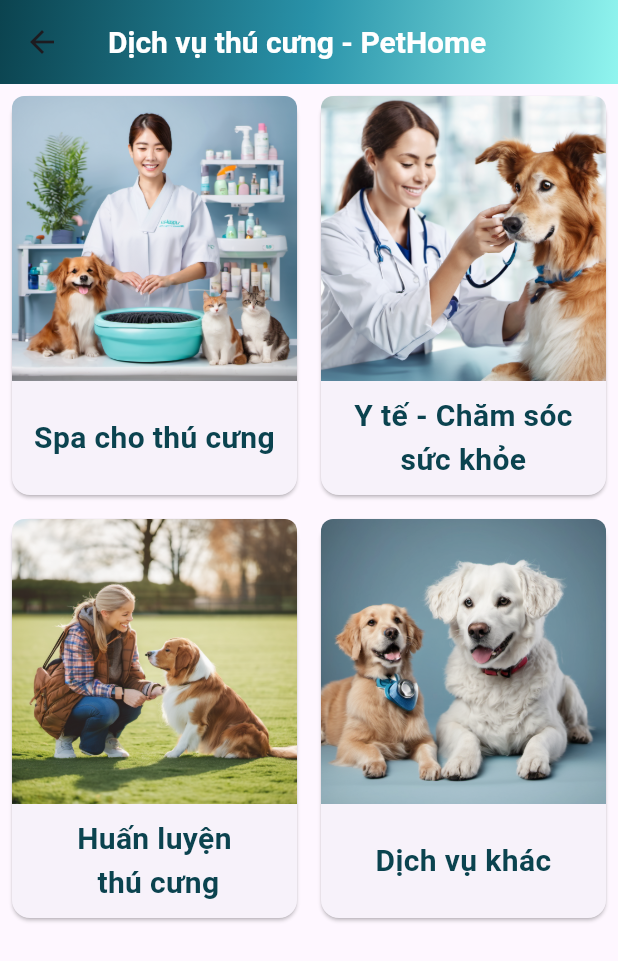
After one commit to PetHomeApp/PetHome_MobileApp, a Flutter app: the ServiceHomeScreen screen opened directly, on a phone screen of 412 x 824 dp. The commit adds this screen. Shown: the top 961 px of the screen. Run offline on Flutter 3.47's test engine with Material 3 defaults, Android fonts, the phone set to English and light mode, and no system bars; our stand-ins replace flutter_otp_text_field, flutter_rating_bar, readmore, shared_preferences, top_snackbar_flutter; accounts and stored records are empty; network calls fail.

Commit message:
UI Service Homepage

```diff
--- a/lib/screens/pet/screen_pet_homepage.dart
+++ b/lib/screens/pet/screen_pet_homepage.dart
@@ -138,6 +138,7 @@ class _PetHomeScreenState extends State<PetHomeScreen> {
                   builder: (context) =>
                       PetSearchAndFilterScreen(title: searchKey),
                 ));
+                _searchController.clear();
               },
               icon: const Icon(
                 Icons.search,
--- a/lib/screens/screen_homepage.dart
+++ b/lib/screens/screen_homepage.dart
@@ -3,6 +3,7 @@ import 'package:pethome_mobileapp/screens/blog/screen_blog_homepage.dart';
 import 'package:pethome_mobileapp/screens/item/screen_item_homepage.dart';
 import 'package:pethome_mobileapp/screens/my/screen_my_homepage.dart';
 import 'package:pethome_mobileapp/screens/pet/screen_pet_homepage.dart';
+import 'package:pethome_mobileapp/screens/service/screen_service_homepage.dart';
 import 'package:pethome_mobileapp/setting/app_colors.dart';
 
 class MainScreen extends StatefulWidget {
@@ -27,7 +28,7 @@ class _MainScreenState extends State<MainScreen> {
   List<Widget> get _pages => [
         PetHomeScreen(updateBottomBarVisibility: updateBottomBarVisibility),
         ItemHomeScreen(updateBottomBarVisibility: updateBottomBarVisibility),
-        PetHomeScreen(updateBottomBarVisibility: updateBottomBarVisibility),
+        const ServiceHomeScreen(),
         BlogHomeScreen(updateBottomBarVisibility: updateBottomBarVisibility),
         const MyHomePageScreen(),
       ];
--- /dev/null
+++ b/lib/screens/service/screen_service_homepage.dart
@@ -0,0 +1,111 @@
+import 'package:flutter/material.dart';
+import 'package:pethome_mobileapp/setting/app_colors.dart';
+import 'package:pethome_mobileapp/widgets/service/service_card.dart';
+
+class ServiceHomeScreen extends StatefulWidget {
+  const ServiceHomeScreen({super.key});
+
+  @override
+  State<ServiceHomeScreen> createState() => _ServiceHomeScreenState();
+}
+
+class _ServiceHomeScreenState extends State<ServiceHomeScreen> {
+  List<Map<String, dynamic>> categories = [
+    {
+      'title': 'Spa cho thú cưng',
+      'image': 'lib/assets/pictures/pet_spa_image.png',
+    },
+    {
+      'title': 'Y tế - Chăm sóc sức khỏe',
+      'image': 'lib/assets/pictures/healthcare_image.png',
+    },
+    {
+      'title': 'Huấn luyện\n thú cưng',
+      'image': 'lib/assets/pictures/pet_training_image.png',
+    },
+    {
+      'title': 'Dịch vụ khác',
+      'image': 'lib/assets/pictures/other_services_image.png',
+    },
+  ];
+
+  @override
+  Widget build(BuildContext context) {
+    return Scaffold(
+      appBar: AppBar(
+        title: const Text(
+          "Dịch vụ thú cưng - PetHome",
+          style: TextStyle(
+              color: Colors.white, fontSize: 20, fontWeight: FontWeight.bold),
+        ),
+        backgroundColor: Colors.transparent,
+        flexibleSpace: Container(
+          decoration: const BoxDecoration(
+            gradient: LinearGradient(
+              begin: Alignment.topLeft,
+              end: Alignment.bottomRight,
+              colors: [gradientStartColor, gradientMidColor, gradientEndColor],
+            ),
+          ),
+        ),
+      ),
+      body: ListView.builder(
+        itemCount: categories.length,
+        itemBuilder: (context, index) {
+          if (index < categories.length) {
+            if (index % 2 == 0 && index < categories.length - 1) {
+              return Row(
+                children: [
+                  Expanded(
+                    child: InkWell(
+                      onTap: () {
+
+                      },
+                      child: ServiceCard(
+                        title: categories[index]['title'],
+                        image: categories[index]['image'],
+
+                      ),
+                    ),
+                  ),
+                  Expanded(
+                    child: InkWell(
+                      onTap: () { },
+                      child: ServiceCard(
+                        title: categories[index + 1]['title'],
+                        image: categories[index + 1]['image'],
+                      ),
+                    ),
+                  ),
+                ],
+              );
+            } else if (index % 2 == 0 && index == categories.length - 1) {
+              return Row(
+                children: [
+                  Expanded(
+                    child: InkWell(
+                      onTap: () {
+
+                      },
+                      child: ServiceCard(
+                        title: categories[index]['title'],
+                        image: categories[index]['image'],
+                      ),
+                    ),
+                  ),
+                  Expanded(
+                    child: Container(),
+                  ),
+                ],
+              );
+            } else {
+              return Container();
+            }
+          }
+          return null;
+        },
+      ),
+    );
+  }
+
+}
--- a/lib/services/api/pet_api.dart
+++ b/lib/services/api/pet_api.dart
@@ -40,7 +40,7 @@ class PetApi {
   }
 
   Future<PetDetail> getPetDetail(String id) async {
-    var url = Uri.parse('$pethomeApiUrl/pets/$id');
+    var url = Uri.parse('$pethomeApiUrl/pets/$id?ratingLimit=3');
 
     final response = await http.get(
       url,
--- a/lib/widgets/rate/rate_item.dart
+++ b/lib/widgets/rate/rate_item.dart
@@ -1,17 +1,22 @@
 import 'package:flutter/material.dart';
+import 'package:intl/intl.dart';
 import 'package:pethome_mobileapp/model/rate/model_rate.dart';
 import 'package:pethome_mobileapp/setting/app_colors.dart';
 import 'package:readmore/readmore.dart';
 
+// ignore: must_be_immutable
 class RateItem extends StatelessWidget {
-  final Rate rate;
+  late Rate rate;
 
-  const RateItem({super.key,
+  RateItem({super.key,
     required this.rate,
   });
 
   @override
   Widget build(BuildContext context) {
+    DateTime parsedDate = DateTime.parse(rate.createdAt!);
+    String formattedDate = DateFormat('hh:mm - dd/MM/yyyy').format(parsedDate);
+
     return Column(
       crossAxisAlignment: CrossAxisAlignment.start,
       children: [
@@ -32,7 +37,7 @@ class RateItem extends StatelessWidget {
           }),
         ),
         Text(
-          rate.createdAt!,
+          formattedDate,
           style: const TextStyle(
             color: Colors.grey,
           ),
--- /dev/null
+++ b/lib/widgets/service/service_card.dart
@@ -0,0 +1,59 @@
+import 'package:flutter/material.dart';
+import 'package:pethome_mobileapp/setting/app_colors.dart';
+
+class ServiceCard extends StatelessWidget {
+  final String title;
+  final String image;
+
+  const ServiceCard({super.key, required this.title, required this.image});
+
+  @override
+  Widget build(BuildContext context) {
+    return Padding(
+      padding: const EdgeInsets.all(4.0),
+      child: Card(
+        child: Column(
+          crossAxisAlignment: CrossAxisAlignment.start,
+          children: [
+            ClipRRect(
+              borderRadius: const BorderRadius.only(
+                topLeft: Radius.circular(8.0),
+                topRight: Radius.circular(8.0),
+              ),
+              child: AspectRatio(
+                aspectRatio: 1,
+                child: Container(
+                  decoration: BoxDecoration(
+                    image: DecorationImage(
+                      image: AssetImage(image),
+                      fit: BoxFit.cover,
+                    ),
+                  ),
+                ),
+              ),
+            ),
+            Padding(
+              padding: const EdgeInsets.all(8.0),
+              child: SizedBox(
+                height: 60,
+                child: Center(
+                  child: Text(
+                    title,
+                    maxLines: 2,
+                    overflow: TextOverflow.ellipsis,
+                    style: const TextStyle(
+                      fontSize: 20,
+                      fontWeight: FontWeight.bold,
+                      color: buttonBackgroundColor,
+                    ),
+                    textAlign: TextAlign.center,
+                  ),
+                ),
+              ),
+            ),
+          ],
+        ),
+      ),
+    );
+  }
+}
```
Also changed, not shown: lib/assets/pictures/healthcare_image.png (added), lib/assets/pictures/other_services_image.png (added), lib/assets/pictures/pet_spa_image.png (added), lib/assets/pictures/pet_training_image.png (added).
